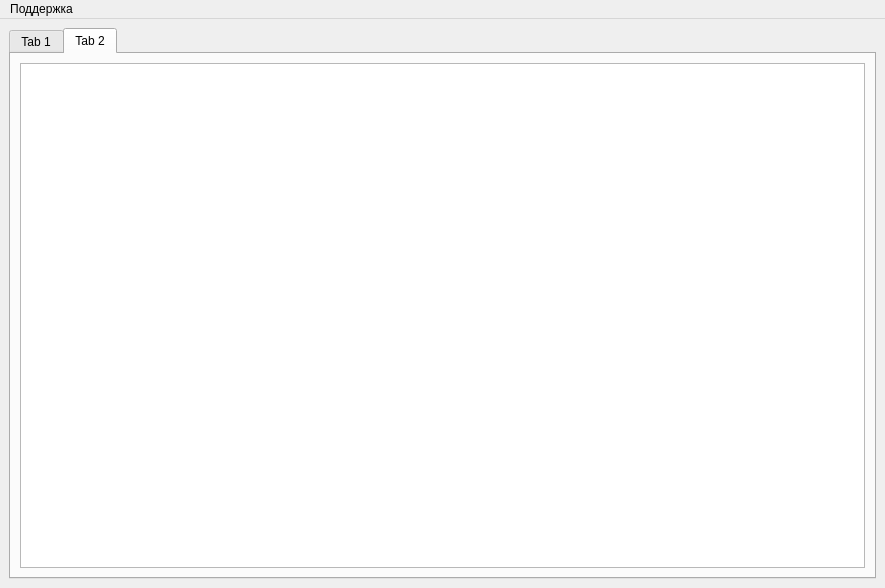
Qt form QtTry4/mainwindow.ui (Vampire016/FQW_programm) before a commit.
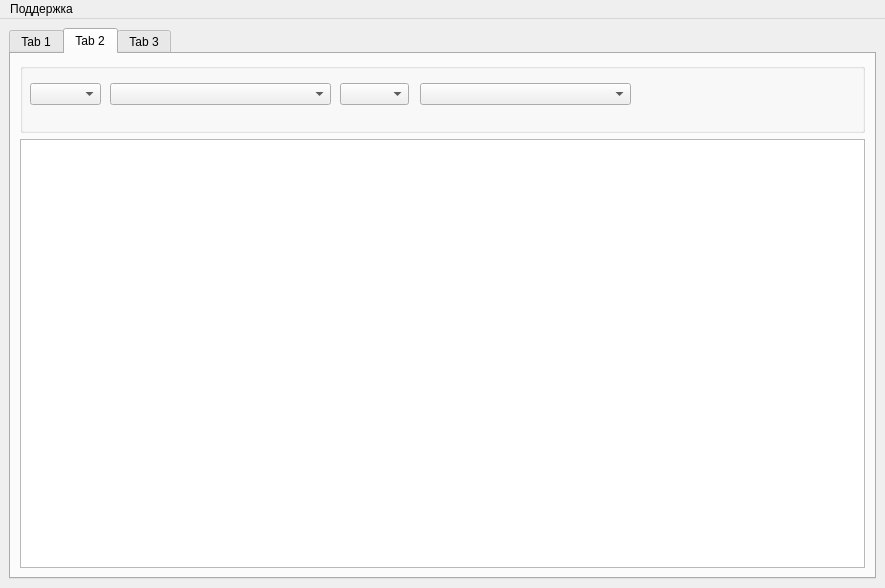
The same form after that commit. The open tabs and pages were chosen to show the change.

```diff
--- a/QtTry4/mainwindow.ui
+++ b/QtTry4/mainwindow.ui
@@ -979,22 +979,84 @@
        <attribute name="title">
         <string>Tab 2</string>
        </attribute>
-       <layout class="QHBoxLayout" name="horizontalLayout_3">
+       <layout class="QVBoxLayout" name="verticalLayout_4">
         <item>
-         <widget class="QTableView" name="tableView">
-          <property name="mouseTracking">
-           <bool>false</bool>
-          </property>
-          <property name="editTriggers">
-           <set>QAbstractItemView::NoEditTriggers</set>
-          </property>
-          <property name="dragDropOverwriteMode">
-           <bool>false</bool>
-          </property>
-         </widget>
+         <layout class="QVBoxLayout" name="verticalLayout_3">
+          <item>
+           <widget class="QGroupBox" name="groupBox_2">
+            <property name="minimumSize">
+             <size>
+              <width>0</width>
+              <height>70</height>
+             </size>
+            </property>
+            <property name="title">
+             <string/>
+            </property>
+            <widget class="QComboBox" name="comboBox">
+             <property name="geometry">
+              <rect>
+               <x>10</x>
+               <y>20</y>
+               <width>71</width>
+               <height>22</height>
+              </rect>
+             </property>
+            </widget>
+            <widget class="QComboBox" name="comboBox_2">
+             <property name="geometry">
+              <rect>
+               <x>90</x>
+               <y>20</y>
+               <width>221</width>
+               <height>22</height>
+              </rect>
+             </property>
+            </widget>
+            <widget class="QComboBox" name="comboBox_3">
+             <property name="geometry">
+              <rect>
+               <x>320</x>
+               <y>20</y>
+               <width>69</width>
+               <height>22</height>
+              </rect>
+             </property>
+            </widget>
+            <widget class="QComboBox" name="comboBox_4">
+             <property name="geometry">
+              <rect>
+               <x>400</x>
+               <y>20</y>
+               <width>211</width>
+               <height>22</height>
+              </rect>
+             </property>
+            </widget>
+           </widget>
+          </item>
+          <item>
+           <widget class="QTableView" name="tableView">
+            <property name="mouseTracking">
+             <bool>false</bool>
+            </property>
+            <property name="editTriggers">
+             <set>QAbstractItemView::NoEditTriggers</set>
+            </property>
+            <property name="dragDropOverwriteMode">
+             <bool>false</bool>
+            </property>
+           </widget>
+          </item>
+         </layout>
         </item>
        </layout>
       </widget>
+      <widget class="QWidget" name="tab_3">
+       <attribute name="title">
+        <string>Tab 3</string>
+       </attribute>
+      </widget>
      </widget>
     </item>
    </layout>
```
Left out of the diff: 47 changed lines with no effect on the pictures.
